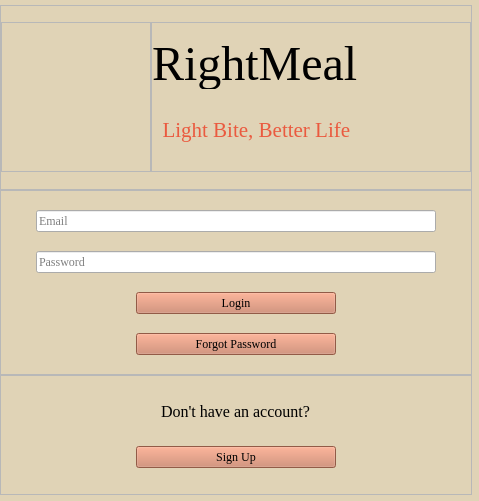
This is mainwindow.ui in skidgefries/rightmeal as Qt 5 draws it before an edit. The edited form follows.
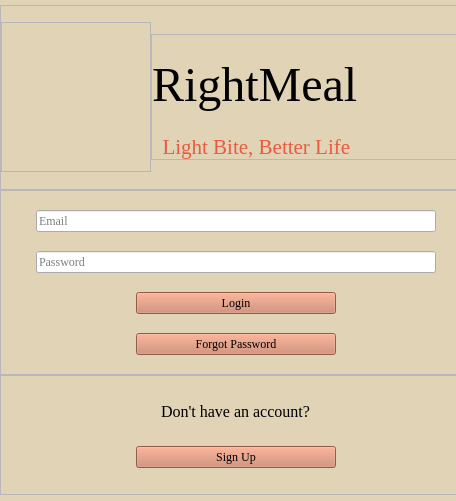
This is the edited form. Icons and pictures are not drawn.

Diff of the .ui file:
```diff
--- a/mainwindow.ui
+++ b/mainwindow.ui
@@ -6,7 +6,7 @@
    <rect>
     <x>0</x>
     <y>0</y>
-    <width>479</width>
+    <width>456</width>
     <height>501</height>
    </rect>
   </property>
@@ -353,7 +353,7 @@
        </layout>
       </widget>
      </item>
-     <item>
+     <item alignment="Qt::AlignVCenter">
       <widget class="QFrame" name="frame_9">
        <property name="minimumSize">
         <size>
@@ -389,7 +389,7 @@
         <property name="bottomMargin">
          <number>0</number>
         </property>
-        <item>
+        <item alignment="Qt::AlignBottom">
          <widget class="QLabel" name="label">
           <property name="sizePolicy">
            <sizepolicy hsizetype="Preferred" vsizetype="Preferred">
@@ -397,6 +397,12 @@
             <verstretch>0</verstretch>
            </sizepolicy>
           </property>
+          <property name="minimumSize">
+           <size>
+            <width>0</width>
+            <height>100</height>
+           </size>
+          </property>
           <property name="maximumSize">
            <size>
             <width>16777215</width>
@@ -419,7 +425,7 @@
           </property>
          </widget>
         </item>
-        <item>
+        <item alignment="Qt::AlignBottom">
          <widget class="QLabel" name="lbbl">
           <property name="sizePolicy">
            <sizepolicy hsizetype="Preferred" vsizetype="Preferred">
```
Left out of the diff: 2 changed lines with no effect on the pictures.
